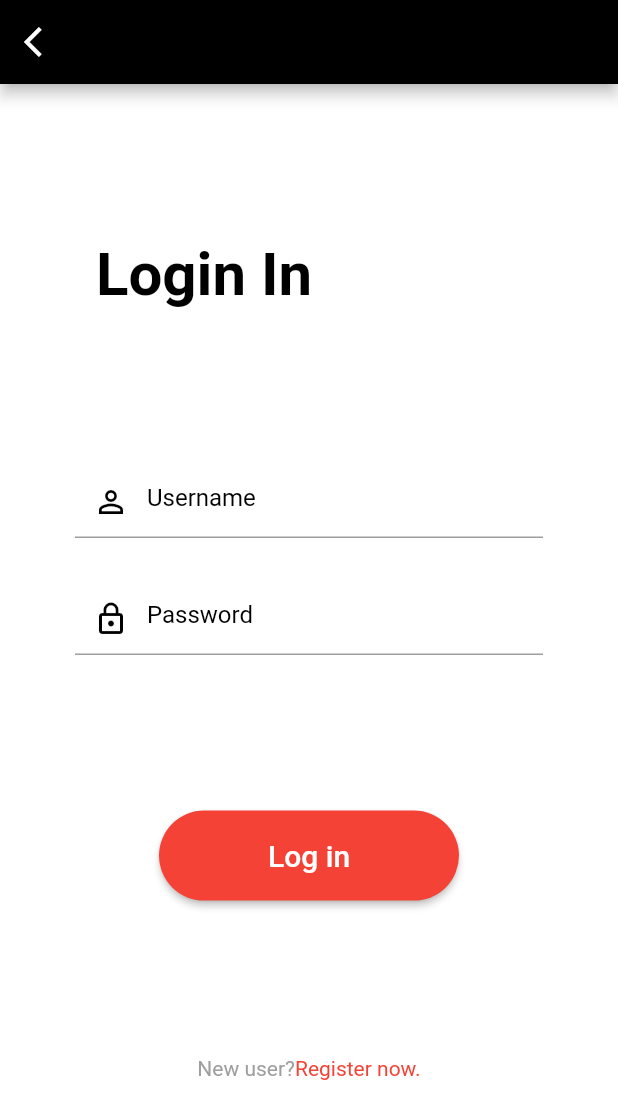
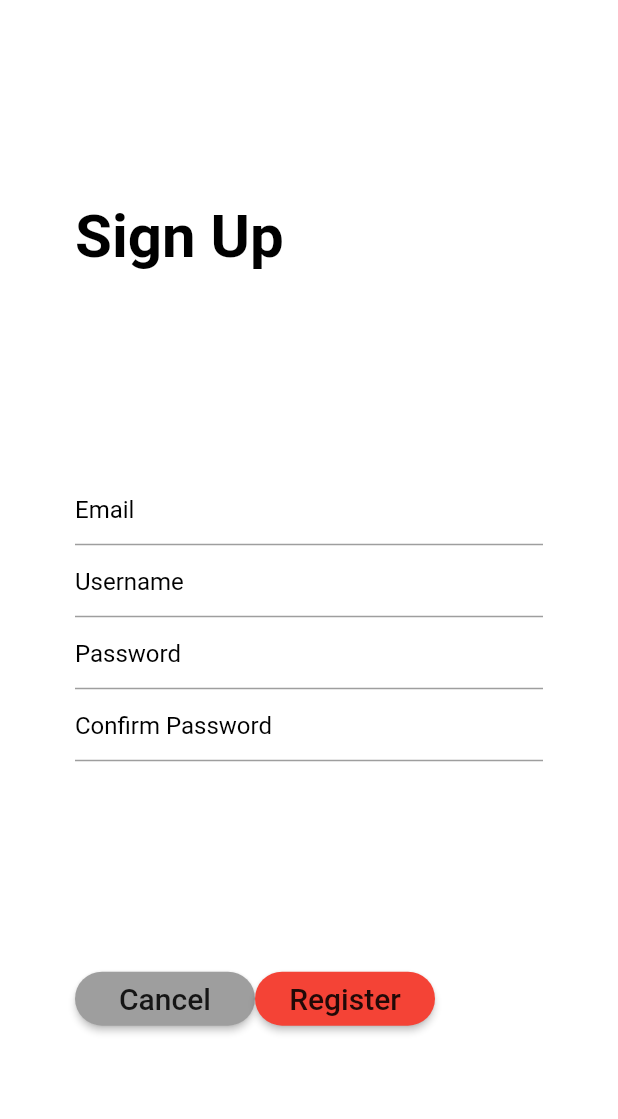
Before and after one commit to raj-610/hotelmanagement, a Flutter app: the screen it shows after launch, on a phone screen of 412 x 824 dp. Shown: the top 1119 px of the screen. Run offline on Flutter 3.47's test engine with Material 2 defaults, Android fonts, the phone set to English and light mode, and no system bars.

Commit message:
signup page is created

```diff
--- a/Project/Hotelmanagement/lib/main.dart
+++ b/Project/Hotelmanagement/lib/main.dart
@@ -1,4 +1,5 @@
 import 'package:flutter/material.dart';
+import 'package:hotelmanagement/pages/SignUp_Page.dart';
 import 'package:hotelmanagement/pages/login_page.dart';
 import 'package:hotelmanagement/pages/welcome_page.dart';
 void main() {
@@ -15,7 +16,7 @@ class MyApp extends StatelessWidget {
       theme: ThemeData(
 
         ),
-      home: LoginPage(),
+      home: SignUp(),
     );
   }
 }
--- /dev/null
+++ b/Project/Hotelmanagement/lib/pages/SignUp_Page.dart
@@ -0,0 +1,82 @@
+import 'package:flutter/material.dart';
+class SignUp extends StatelessWidget {
+  const SignUp({ Key? key }) : super(key: key);
+
+  Widget textField({@required String? hintText}){
+    return TextFormField(
+                decoration: InputDecoration(
+                  hintText: hintText,
+                  hintStyle: TextStyle(color: Colors.black),
+                  enabledBorder: UnderlineInputBorder(borderSide: BorderSide(color: Colors.grey), )
+                ),
+              );
+  }
+  Widget button({@required String? buttonName,required Color color}){
+    return Container(
+                    width: 120,
+                    child: RaisedButton(
+                      color: color,
+                    shape: RoundedRectangleBorder(
+                      borderRadius: BorderRadius.circular(30),
+                        ),
+                    child: Text(
+                      buttonName!,
+                      style: TextStyle(fontSize: 20),
+                      ),
+                      onPressed: () {},
+                    ),
+                  );
+  }
+
+  @override
+  Widget build(BuildContext context) {
+    return Scaffold(
+      backgroundColor: Colors.white,
+      body: SafeArea(
+        child: Container(
+          margin: EdgeInsets.symmetric(horizontal: 50),
+          child: Column(
+            crossAxisAlignment: CrossAxisAlignment.start,
+            mainAxisAlignment: MainAxisAlignment.spaceEvenly,
+            children: [
+              Text(
+                "Sign Up",style: TextStyle(
+                color: Colors.black,
+                fontWeight: FontWeight.bold,
+                fontSize: 40,
+                ),
+              ),
+              Column(
+                children: [
+              textField(
+                hintText: "Email",
+                  ),
+              textField(
+                hintText: "Username",
+                  ),
+              textField(
+                hintText: "Password",
+                  ),
+              textField(
+                hintText: "Confirm Password",
+                  ),
+                ],
+              ),
+              Row(
+                children: [
+                  button(
+                    buttonName: "Cancel",
+                    color: Colors.grey),
+                  button(
+                    buttonName: "Register",
+                    color: Colors.red)
+
+                ],
+              ),
+            ],
+          ),
+        ),
+      )
+    );
+  }
+}
```
